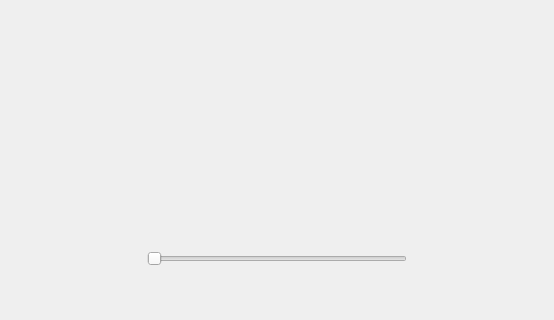
The window that shakalwindow.ui (maryrosened/shakal-gui) describes before a commit, drawn with Qt 5; both pictures show x 123 to 677 and y 280 to 600 of the 800 by 600 pixel window.
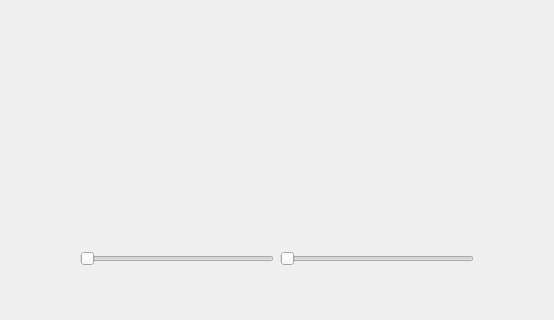
The same window after the commit.

Diff of the .ui file:
```diff
--- a/shakalwindow.ui
+++ b/shakalwindow.ui
@@ -107,6 +107,13 @@
         </property>
        </widget>
       </item>
+      <item>
+       <widget class="QSlider" name="horizontalSlider_2">
+        <property name="orientation">
+         <enum>Qt::Orientation::Horizontal</enum>
+        </property>
+       </widget>
+      </item>
       <item>
        <spacer name="horizontalSpacer_4">
         <property name="orientation">
```
